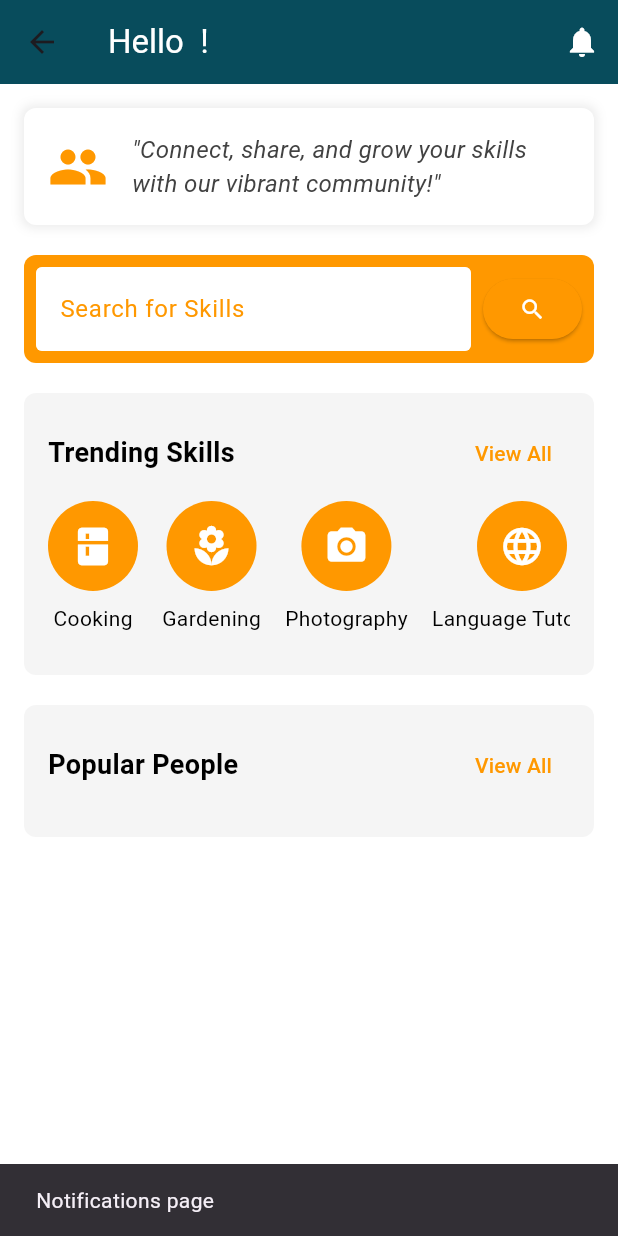
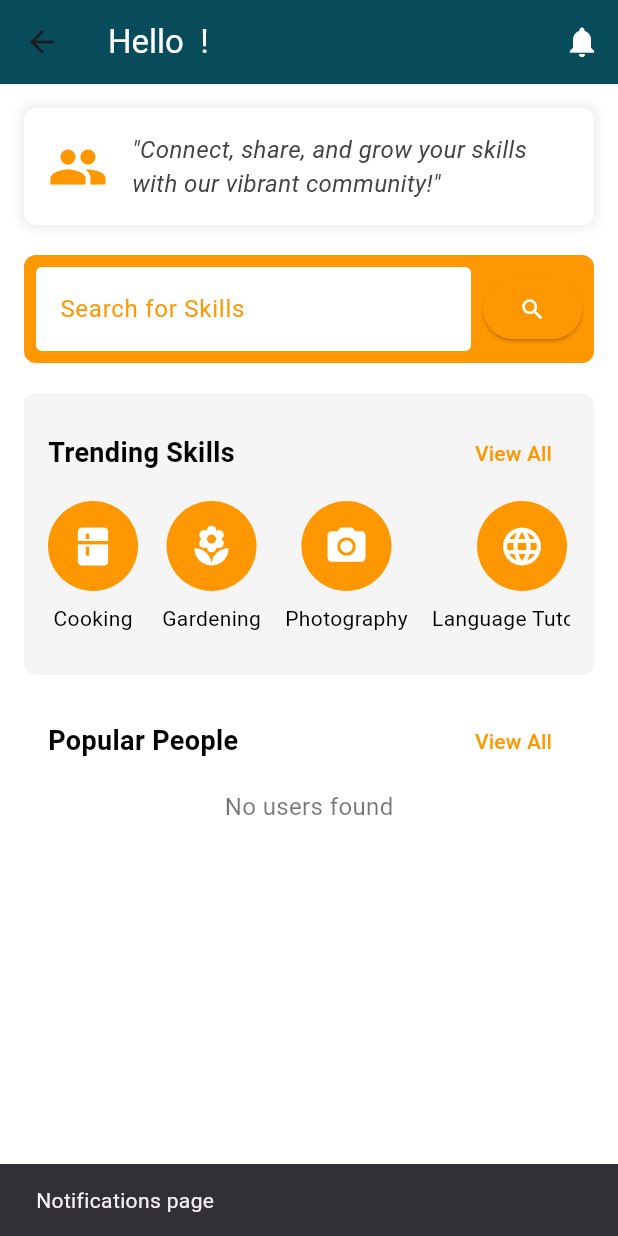
Before and after one commit to isuri54/skill-bridge, a Flutter app: the HomeScreen screen opened directly, after a tap on the "notifications" icon, on a phone screen of 412 x 824 dp. Run offline on Flutter 3.47's test engine with Material 3 defaults, Android fonts, the phone set to English and light mode, and no system bars; our stand-ins replace cloud_firestore, firebase_auth, firebase_core, get, image_picker; accounts and stored records are empty; generated files the repository leaves out were written again.

Commit message:
Update homescreen.dart

```diff
--- a/lib/screens/homescreen.dart
+++ b/lib/screens/homescreen.dart
@@ -2,6 +2,9 @@ import 'dart:io';
 import 'package:flutter/material.dart';
 import 'package:firebase_auth/firebase_auth.dart';
 import 'package:cloud_firestore/cloud_firestore.dart';
+import 'package:get/get.dart';
+import 'package:skillbridge/screens/categoryscreen.dart';
+import 'package:skillbridge/screens/mentorprofilescreen.dart';
 
 class HomeScreen extends StatefulWidget {
   const HomeScreen({super.key});
@@ -34,47 +37,48 @@ class _HomeScreenState extends State<HomeScreen> {
   Future<void> _fetchUserData() async {
     try {
       final user = FirebaseAuth.instance.currentUser;
-      if (user != null) {
-        // Fetch current user's name
-        DocumentSnapshot userDoc = await FirebaseFirestore.instance
-            .collection('users')
-            .doc(user.uid)
-            .get();
-        if (userDoc.exists) {
+      if (user == null) {
+        print('No user logged in');
+        ScaffoldMessenger.of(context).showSnackBar(
+          const SnackBar(content: Text('Please log in to view users')),
+        );
         setState(() {
-            userName = userDoc['name'] as String?;
+          isLoading = false;
         });
+        return;
       }
 
-        // Fetch 6 random users for popular people
-        QuerySnapshot userSnapshot = await FirebaseFirestore.instance
+      QuerySnapshot querySnapshot = await FirebaseFirestore.instance
           .collection('users')
-            .limit(6)
           .get();
 
-        List<Map<String, dynamic>> fetchedPeople = userSnapshot.docs.map((doc) {
+      List<Map<String, dynamic>> fetchedUsers = querySnapshot.docs
+          .where((doc) => doc.id != user.uid)
+          .map((doc) {
         Map<String, dynamic> data = doc.data() as Map<String, dynamic>;
-          List<dynamic> skills = data['offeredSkills'] ?? [];
-          String? imagePath = data['profileImagePath']?.toString();
-          print('Fetched profileImagePath for ${data['name']}: $imagePath');
+        List<String> skills = List<String>.from(data['offeredSkills'] ?? []);
         return {
+          'uid': doc.id,
           'name': data['name']?.toString() ?? 'Unknown',
-            'skill': skills.isNotEmpty ? skills[0].toString() : 'No skills listed',
           'bio': data['bio']?.toString() ?? 'No bio available',
-            'imagePath': imagePath,
-            'uid': doc.id,
+          'email': data['email']?.toString() ?? 'No email provided',
+          'mobile': data['mobile']?.toString() ?? 'No mobile number provided',
+          'offeredSkills': skills,
+          'wantedSkills': List<String>.from(data['wantedSkills'] ?? []),
+          'imagePath': data['profileImagePath']?.toString(),
+          'skill': skills.isNotEmpty ? skills[0] : 'No skills listed',
         };
       }).toList();
 
+      print('Fetched ${fetchedUsers.length} users for Popular People');
       setState(() {
-          popularPeople = fetchedPeople;
+        popularPeople = fetchedUsers;
         isLoading = false;
       });
-      }
     } catch (e) {
       print('Error fetching user data: $e');
       ScaffoldMessenger.of(context).showSnackBar(
-        SnackBar(content: Text('Error fetching user data: $e')),
+        SnackBar(content: Text('Error fetching users: $e')),
       );
       setState(() {
         isLoading = false;
@@ -224,9 +228,7 @@ class _HomeScreenState extends State<HomeScreen> {
                             ),
                             TextButton(
                               onPressed: () {
-                                ScaffoldMessenger.of(context).showSnackBar(
-                                  const SnackBar(content: Text('View all skills')),
-                                );
+                                Get.to(() => const CategoryScreen());
                               },
                               child: const Text(
                                 'View All',
@@ -271,11 +273,8 @@ class _HomeScreenState extends State<HomeScreen> {
                   ),
                   const SizedBox(height: 20),
                   Container(
-                    padding: const EdgeInsets.all(16.0),
-                    decoration: BoxDecoration(
-                      color: const Color(0xFFF5F5F5),
-                      borderRadius: BorderRadius.circular(8.0),
-                    ),
+                    color: Colors.white,
+                    padding: const EdgeInsets.symmetric(horizontal: 16.0),
                     child: Column(
                       crossAxisAlignment: CrossAxisAlignment.start,
                       children: [
@@ -292,9 +291,7 @@ class _HomeScreenState extends State<HomeScreen> {
                             ),
                             TextButton(
                               onPressed: () {
-                                ScaffoldMessenger.of(context).showSnackBar(
-                                  const SnackBar(content: Text('View all people')),
-                                );
+                                Get.to(() => const CategoryScreen());
                               },
                               child: const Text(
                                 'View All',
@@ -304,7 +301,20 @@ class _HomeScreenState extends State<HomeScreen> {
                           ],
                         ),
                         const SizedBox(height: 8),
-                        ListView.builder(
+                        isLoading
+                            ? const Center(
+                                child: CircularProgressIndicator(
+                                  valueColor: AlwaysStoppedAnimation<Color>(Colors.orange),
+                                ),
+                              )
+                            : popularPeople.isEmpty
+                                ? const Center(
+                                    child: Text(
+                                      'No users found',
+                                      style: TextStyle(fontSize: 16, color: Colors.black54),
+                                    ),
+                                  )
+                                : ListView.builder(
                                     shrinkWrap: true,
                                     physics: const NeverScrollableScrollPhysics(),
                                     itemCount: popularPeople.length,
@@ -347,6 +357,19 @@ class _HomeScreenState extends State<HomeScreen> {
                                               ),
                                             ],
                                           ),
+                                          onTap: () {
+                                            print('Navigating to MentorProfileScreen for UID: ${popularPeople[index]['uid']}');
+                                            Get.to(() => MentorProfileScreen(
+                                                  mentorId: popularPeople[index]['uid'],
+                                                  name: popularPeople[index]['name'],
+                                                  bio: popularPeople[index]['bio'],
+                                                  email: popularPeople[index]['email'],
+                                                  mobile: popularPeople[index]['mobile'],
+                                                  offeredSkills: List<String>.from(popularPeople[index]['offeredSkills'] ?? []),
+                                                  wantedSkills: List<String>.from(popularPeople[index]['wantedSkills'] ?? []),
+                                                  profileImagePath: popularPeople[index]['imagePath'],
+                                                ));
+                                          },
                                         ),
                                       );
                                     },
```
Lines whose indentation alone changed are shown as unchanged.
